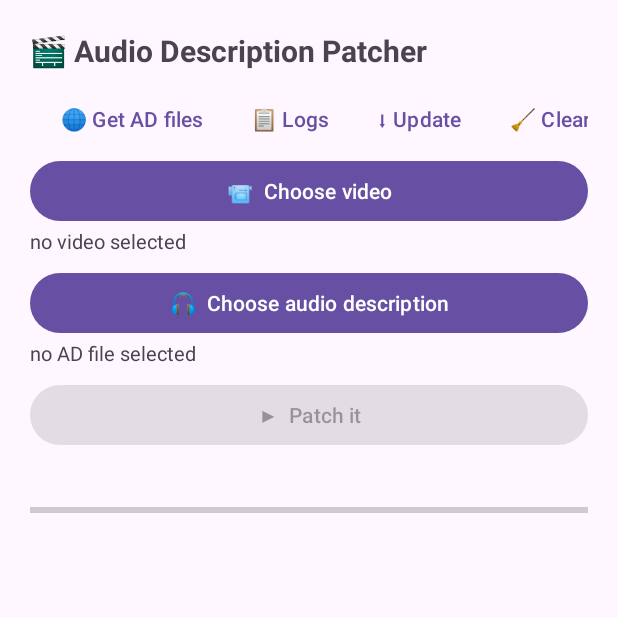
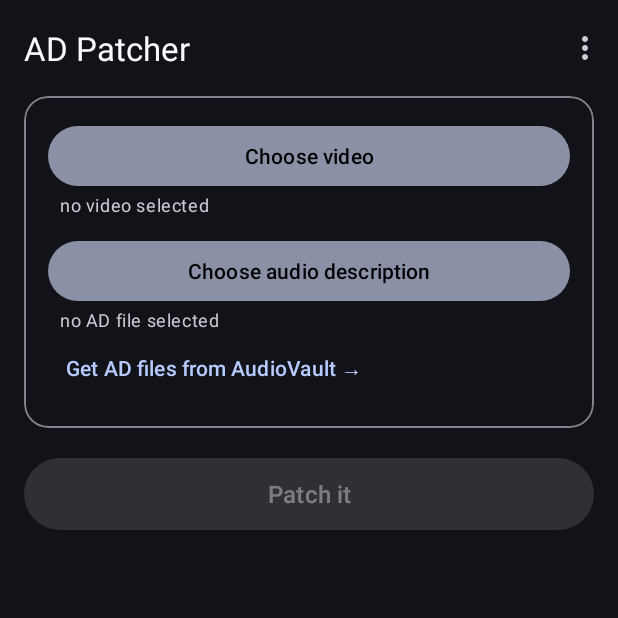
Before and after one commit to RajatGurnani/AudioDescriptionPatcher, an Android app: the screen it shows after launch (MainActivity), on a phone screen of 412 x 824 dp, the top half of it. Run offline under Robolectric (Android 15) with nearby library versions, the phone set to English and light mode, and no system bars.

Commit message:
Android v0.3.1: UI redesign + app icon
- committed dark Material3 theme (consistent surfaces, no light status
  bar clash) + dynamic color on Android 12+
- MaterialToolbar with overflow menu (Logs / updates / clear cache) -
  fixes the clipped button row
- card-grouped layout: file pickers with AudioVault link, 56dp primary
  action, progress card (hidden when idle), styled log console (hidden
  until content)
- adaptive launcher icon: play triangle + sound waves, monochrome
  variant for themed icons

Released WITHOUT adb install so the in-app updater (now live against
the public repo) gets its first real end-to-end test.

Co-Authored-By: Claude Fable 5 <noreply@anthropic.com>

```diff
--- a/android/app/build.gradle.kts
+++ b/android/app/build.gradle.kts
@@ -11,8 +11,8 @@ android {
         applicationId = "com.renderedideas.adpatcher"
         minSdk = 26        // MediaMuxer multi-track needs API 26
         targetSdk = 34
-        versionCode = 4
-        versionName = "0.3.0"
+        versionCode = 5
+        versionName = "0.3.1"
     }
 
     buildTypes {
--- a/android/app/src/main/AndroidManifest.xml
+++ b/android/app/src/main/AndroidManifest.xml
@@ -16,7 +16,8 @@
 
     <application
         android:label="AD Patcher"
-        android:theme="@style/Theme.Material3.DayNight.NoActionBar"
+        android:icon="@mipmap/ic_launcher"
+        android:theme="@style/Theme.ADPatcher"
         android:allowBackup="true">
 
         <service
--- a/android/app/src/main/java/com/renderedideas/adpatcher/LogsActivity.kt
+++ b/android/app/src/main/java/com/renderedideas/adpatcher/LogsActivity.kt
@@ -25,6 +25,8 @@ class LogsActivity : AppCompatActivity() {
 
     override fun onCreate(savedInstanceState: Bundle?) {
         super.onCreate(savedInstanceState)
+        com.google.android.material.color.DynamicColors
+            .applyToActivityIfAvailable(this)
         title = "Logs"
 
         val root = LinearLayout(this).apply {
--- a/android/app/src/main/java/com/renderedideas/adpatcher/MainActivity.kt
+++ b/android/app/src/main/java/com/renderedideas/adpatcher/MainActivity.kt
@@ -75,6 +75,8 @@ class MainActivity : AppCompatActivity(), JobRunner.Listener {
 
     override fun onCreate(savedInstanceState: Bundle?) {
         super.onCreate(savedInstanceState)
+        com.google.android.material.color.DynamicColors
+            .applyToActivityIfAvailable(this)
         setContentView(R.layout.activity_main)
 
         videoName = findViewById(R.id.videoName)
@@ -83,6 +85,19 @@ class MainActivity : AppCompatActivity(), JobRunner.Listener {
         stage = findViewById(R.id.stage)
         bar = findViewById(R.id.bar)
         logView = findViewById(R.id.log)
+
+        val toolbar = findViewById<
+            com.google.android.material.appbar.MaterialToolbar>(R.id.toolbar)
+        toolbar.inflateMenu(R.menu.main_menu)
+        toolbar.setOnMenuItemClickListener { item ->
+            when (item.itemId) {
+                R.id.menuLogs -> startActivity(
+                    Intent(this, LogsActivity::class.java))
+                R.id.menuUpdate -> UpdateChecker.check(this, manual = true)
+                R.id.menuClear -> confirmClearCache()
+            }
+            true
+        }
 
         findViewById<Button>(R.id.pickVideo).setOnClickListener {
             pickVideo.launch(arrayOf("video/*",
@@ -102,15 +117,6 @@ class MainActivity : AppCompatActivity(), JobRunner.Listener {
         }
         findViewById<Button>(R.id.btnVault).setOnClickListener {
             startActivity(Intent(this, VaultActivity::class.java))
-        }
-        findViewById<Button>(R.id.btnLogs).setOnClickListener {
-            startActivity(Intent(this, LogsActivity::class.java))
-        }
-        findViewById<Button>(R.id.btnUpdate).setOnClickListener {
-            UpdateChecker.check(this, manual = true)
-        }
-        findViewById<Button>(R.id.btnClear).setOnClickListener {
-            confirmClearCache()
         }
 
         restoreInputs()
@@ -154,12 +160,19 @@ class MainActivity : AppCompatActivity(), JobRunner.Listener {
             JobRunner.stageBase
         else "${JobRunner.stageBase}  ${JobRunner.stageDetail}"
         bar.progress = JobRunner.barProgress
-        logView.text = JobRunner.logSnapshot()
+        val logSnap = JobRunner.logSnapshot()
+        logView.text = logSnap
+        findViewById<android.view.View>(R.id.progressCard).visibility =
+            if (s == JobRunner.Status.IDLE) android.view.View.GONE
+            else android.view.View.VISIBLE
+        findViewById<android.view.View>(R.id.logScroll).visibility =
+            if (logSnap.isBlank()) android.view.View.GONE
+            else android.view.View.VISIBLE
 
         if (s != lastRenderedStatus) {
             lastRenderedStatus = s
             val running = s == JobRunner.Status.RUNNING
-            goButton.text = if (running) "✖  Cancel" else "▶  Patch it"
+            goButton.text = if (running) "Cancel" else "Patch it"
             goButton.isEnabled = running ||
                     (videoUri != null && adUri != null)
             if (running)
--- a/android/app/src/main/java/com/renderedideas/adpatcher/VaultActivity.kt
+++ b/android/app/src/main/java/com/renderedideas/adpatcher/VaultActivity.kt
@@ -65,6 +65,8 @@ class VaultActivity : AppCompatActivity() {
 
     override fun onCreate(savedInstanceState: Bundle?) {
         super.onCreate(savedInstanceState)
+        com.google.android.material.color.DynamicColors
+            .applyToActivityIfAvailable(this)
         webView = WebView(this)
         setContentView(webView)
         title = "AudioVault"
--- /dev/null
+++ b/android/app/src/main/res/drawable/ic_launcher_foreground.xml
@@ -0,0 +1,24 @@
+<?xml version="1.0" encoding="utf-8"?>
+<vector xmlns:android="http://schemas.android.com/apk/res/android"
+    android:width="108dp"
+    android:height="108dp"
+    android:viewportWidth="108"
+    android:viewportHeight="108">
+    <!-- play triangle -->
+    <path
+        android:fillColor="#FFFFFF"
+        android:pathData="M40,34 L40,74 L70,54 Z" />
+    <!-- sound waves -->
+    <path
+        android:strokeColor="#FFFFFF"
+        android:strokeWidth="4.5"
+        android:strokeLineCap="round"
+        android:fillColor="#00000000"
+        android:pathData="M74,44 A14,14 0 0 1 74,64" />
+    <path
+        android:strokeColor="#B9CCF2"
+        android:strokeWidth="4.5"
+        android:strokeLineCap="round"
+        android:fillColor="#00000000"
+        android:pathData="M80,37 A23,23 0 0 1 80,71" />
+</vector>
--- a/android/app/src/main/res/layout/activity_main.xml
+++ b/android/app/src/main/res/layout/activity_main.xml
@@ -1,119 +1,139 @@
 <?xml version="1.0" encoding="utf-8"?>
 <LinearLayout xmlns:android="http://schemas.android.com/apk/res/android"
+    xmlns:app="http://schemas.android.com/apk/res-auto"
     android:layout_width="match_parent"
     android:layout_height="match_parent"
     android:orientation="vertical"
-    android:padding="20dp">
+    android:background="?android:attr/colorBackground">
 
-    <TextView
-        android:layout_width="wrap_content"
-        android:layout_height="wrap_content"
-        android:text="🎬 Audio Description Patcher"
-        android:textSize="20sp"
-        android:textStyle="bold"
-        android:paddingBottom="8dp" />
-
-    <HorizontalScrollView
+    <com.google.android.material.appbar.MaterialToolbar
+        android:id="@+id/toolbar"
         android:layout_width="match_parent"
         android:layout_height="wrap_content"
-        android:scrollbars="none">
+        android:background="?android:attr/colorBackground"
+        app:title="AD Patcher"
+        app:titleTextAppearance="?attr/textAppearanceTitleLarge" />
 
     <LinearLayout
-            android:layout_width="wrap_content"
+        android:layout_width="match_parent"
+        android:layout_height="match_parent"
+        android:orientation="vertical"
+        android:paddingStart="16dp"
+        android:paddingEnd="16dp"
+        android:paddingBottom="16dp">
+
+        <com.google.android.material.card.MaterialCardView
+            android:layout_width="match_parent"
             android:layout_height="wrap_content"
-            android:orientation="horizontal">
+            app:cardBackgroundColor="?attr/colorSurface"
+            app:cardCornerRadius="16dp"
+            app:cardElevation="0dp">
 
-            <Button
-                android:id="@+id/btnVault"
-                style="?android:attr/buttonBarButtonStyle"
-                android:layout_width="wrap_content"
+            <LinearLayout
+                android:layout_width="match_parent"
                 android:layout_height="wrap_content"
-                android:contentDescription="Open AudioVault to download audio description files"
-                android:text="🌐 Get AD files" />
-
-            <Button
-                android:id="@+id/btnLogs"
-                style="?android:attr/buttonBarButtonStyle"
-                android:layout_width="wrap_content"
-                android:layout_height="wrap_content"
-                android:contentDescription="View session logs"
-                android:text="📋 Logs" />
-
-            <Button
-                android:id="@+id/btnUpdate"
-                style="?android:attr/buttonBarButtonStyle"
-                android:layout_width="wrap_content"
-                android:layout_height="wrap_content"
-                android:contentDescription="Check for app updates"
-                android:text="⬇ Update" />
-
-            <Button
-                android:id="@+id/btnClear"
-                style="?android:attr/buttonBarButtonStyle"
-                android:layout_width="wrap_content"
-                android:layout_height="wrap_content"
-                android:contentDescription="Clear cached logs and downloads"
-                android:text="🧹 Clear cache" />
-        </LinearLayout>
-    </HorizontalScrollView>
+                android:orientation="vertical"
+                android:padding="16dp">
 
                 <Button
                     android:id="@+id/pickVideo"
+                    style="@style/Widget.Material3.Button.TonalButton"
                     android:layout_width="match_parent"
                     android:layout_height="wrap_content"
                     android:contentDescription="Choose the video file"
-        android:text="📹  Choose video" />
+                    android:text="Choose video" />
 
                 <TextView
                     android:id="@+id/videoName"
                     android:layout_width="match_parent"
                     android:layout_height="wrap_content"
-        android:text="no video selected"
-        android:textSize="13sp"
-        android:paddingBottom="8dp" />
+                    android:paddingStart="8dp"
+                    android:paddingBottom="12dp"
+                    android:textAppearance="?attr/textAppearanceBodySmall"
+                    android:textColor="?attr/colorOnSurfaceVariant"
+                    android:text="no video selected" />
 
                 <Button
                     android:id="@+id/pickAd"
+                    style="@style/Widget.Material3.Button.TonalButton"
                     android:layout_width="match_parent"
                     android:layout_height="wrap_content"
                     android:contentDescription="Choose the audio description file"
-        android:text="🎧  Choose audio description" />
+                    android:text="Choose audio description" />
 
                 <TextView
                     android:id="@+id/adName"
                     android:layout_width="match_parent"
                     android:layout_height="wrap_content"
-        android:text="no AD file selected"
-        android:textSize="13sp"
-        android:paddingBottom="8dp" />
+                    android:paddingStart="8dp"
+                    android:textAppearance="?attr/textAppearanceBodySmall"
+                    android:textColor="?attr/colorOnSurfaceVariant"
+                    android:text="no AD file selected" />
+
+                <Button
+                    android:id="@+id/btnVault"
+                    style="@style/Widget.Material3.Button.TextButton"
+                    android:layout_width="wrap_content"
+                    android:layout_height="wrap_content"
+                    android:contentDescription="Open AudioVault to download audio description files"
+                    android:text="Get AD files from AudioVault →" />
+            </LinearLayout>
+        </com.google.android.material.card.MaterialCardView>
 
         <Button
             android:id="@+id/goButton"
+            style="@style/Widget.Material3.Button"
+            android:layout_width="match_parent"
+            android:layout_height="56dp"
+            android:layout_marginTop="16dp"
+            android:enabled="false"
+            android:textAppearance="?attr/textAppearanceTitleMedium"
+            android:text="Patch it" />
+
+        <com.google.android.material.card.MaterialCardView
+            android:id="@+id/progressCard"
             android:layout_width="match_parent"
             android:layout_height="wrap_content"
-        android:enabled="false"
-        android:text="▶  Patch it" />
+            android:layout_marginTop="16dp"
+            android:visibility="gone"
+            app:cardBackgroundColor="?attr/colorSurface"
+            app:cardCornerRadius="16dp"
+            app:cardElevation="0dp">
+
+            <LinearLayout
+                android:layout_width="match_parent"
+                android:layout_height="wrap_content"
+                android:orientation="vertical"
+                android:padding="16dp">
 
                 <TextView
                     android:id="@+id/stage"
                     android:layout_width="match_parent"
                     android:layout_height="wrap_content"
-        android:paddingTop="12dp"
                     android:accessibilityLiveRegion="polite"
-        android:text="pick both files to start" />
+                    android:textAppearance="?attr/textAppearanceTitleSmall"
+                    android:paddingBottom="10dp"
+                    android:text="" />
 
-    <ProgressBar
+                <com.google.android.material.progressindicator.LinearProgressIndicator
                     android:id="@+id/bar"
-        style="?android:attr/progressBarStyleHorizontal"
                     android:layout_width="match_parent"
                     android:layout_height="wrap_content"
-        android:max="1000" />
+                    android:max="1000"
+                    app:trackCornerRadius="4dp"
+                    app:trackThickness="8dp" />
+            </LinearLayout>
+        </com.google.android.material.card.MaterialCardView>
 
         <ScrollView
+            android:id="@+id/logScroll"
             android:layout_width="match_parent"
             android:layout_height="0dp"
             android:layout_weight="1"
-        android:paddingTop="8dp">
+            android:layout_marginTop="16dp"
+            android:visibility="gone"
+            android:background="?attr/colorSurface"
+            android:padding="12dp">
 
             <TextView
                 android:id="@+id/log"
@@ -121,6 +141,8 @@
                 android:layout_height="wrap_content"
                 android:fontFamily="monospace"
                 android:importantForAccessibility="no"
+                android:textColor="?attr/colorOnSurfaceVariant"
                 android:textSize="11sp" />
         </ScrollView>
     </LinearLayout>
+</LinearLayout>
--- /dev/null
+++ b/android/app/src/main/res/menu/main_menu.xml
@@ -0,0 +1,16 @@
+<?xml version="1.0" encoding="utf-8"?>
+<menu xmlns:android="http://schemas.android.com/apk/res/android"
+    xmlns:app="http://schemas.android.com/apk/res-auto">
+    <item
+        android:id="@+id/menuLogs"
+        android:title="Logs"
+        app:showAsAction="never" />
+    <item
+        android:id="@+id/menuUpdate"
+        android:title="Check for updates"
+        app:showAsAction="never" />
+    <item
+        android:id="@+id/menuClear"
+        android:title="Clear cache"
+        app:showAsAction="never" />
+</menu>
--- /dev/null
+++ b/android/app/src/main/res/mipmap-anydpi-v26/ic_launcher.xml
@@ -0,0 +1,6 @@
+<?xml version="1.0" encoding="utf-8"?>
+<adaptive-icon xmlns:android="http://schemas.android.com/apk/res/android">
+    <background android:drawable="@color/ic_launcher_background" />
+    <foreground android:drawable="@drawable/ic_launcher_foreground" />
+    <monochrome android:drawable="@drawable/ic_launcher_foreground" />
+</adaptive-icon>
--- /dev/null
+++ b/android/app/src/main/res/values/colors.xml
@@ -0,0 +1,7 @@
+<?xml version="1.0" encoding="utf-8"?>
+<resources>
+    <color name="adp_background">#0F1014</color>
+    <color name="adp_surface">#17181D</color>
+    <color name="adp_surface_high">#1E2027</color>
+    <color name="ic_launcher_background">#274690</color>
+</resources>
--- /dev/null
+++ b/android/app/src/main/res/values/themes.xml
@@ -0,0 +1,15 @@
+<?xml version="1.0" encoding="utf-8"?>
+<resources>
+    <!-- Committed dark look: consistent surfaces, no light status bar
+         clash. Dynamic color (Android 12+) is applied at runtime and
+         re-tints primaries from the user's wallpaper. -->
+    <style name="Theme.ADPatcher"
+        parent="Theme.Material3.Dark.NoActionBar">
+        <item name="android:colorBackground">@color/adp_background</item>
+        <item name="colorSurface">@color/adp_surface</item>
+        <item name="colorSurfaceContainer">@color/adp_surface_high</item>
+        <item name="android:statusBarColor">@color/adp_background</item>
+        <item name="android:navigationBarColor">@color/adp_background</item>
+        <item name="android:windowLightStatusBar">false</item>
+    </style>
+</resources>
```
Lines whose indentation alone changed are shown as unchanged.
